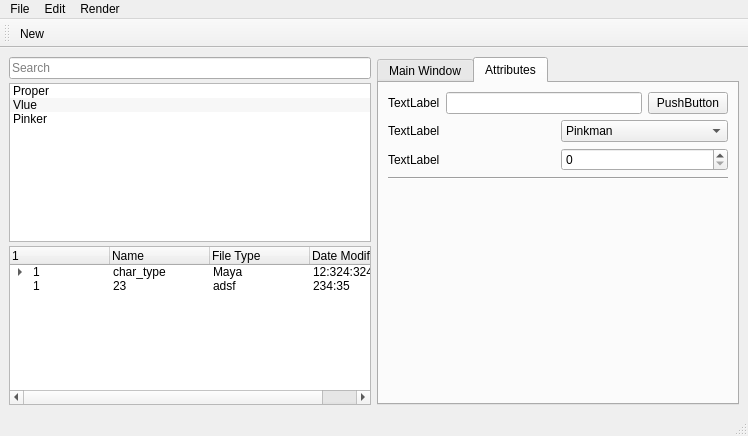
Before: the Qt Designer form app/ui/mainwindow.ui in deepakxyz/qt-resources, drawn with Qt 5.
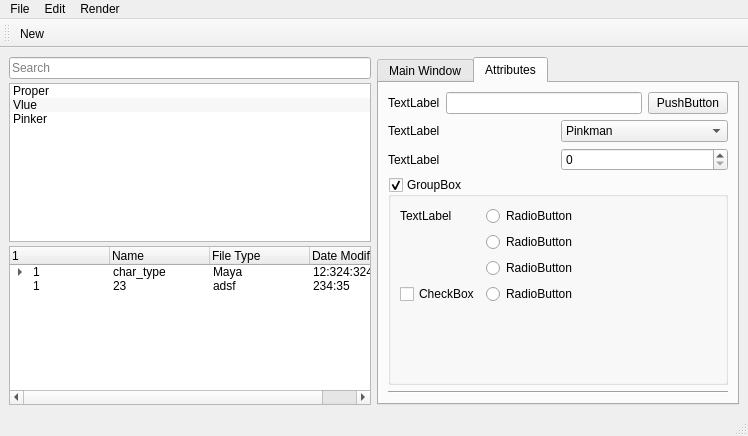
After: the same form once the commit is applied.

```diff
--- a/app/ui/mainwindow.ui
+++ b/app/ui/mainwindow.ui
@@ -224,31 +224,70 @@
           </item>
          </layout>
         </item>
+        <item>
+         <widget class="QGroupBox" name="groupBox">
+          <property name="title">
+           <string>GroupBox</string>
+          </property>
+          <property name="checkable">
+           <bool>true</bool>
+          </property>
+          <property name="checked">
+           <bool>true</bool>
+          </property>
+          <layout class="QFormLayout" name="formLayout">
+           <item row="0" column="0">
+            <widget class="QLabel" name="label_4">
+             <property name="text">
+              <string>TextLabel</string>
+             </property>
+            </widget>
+           </item>
+           <item row="0" column="1">
+            <widget class="QRadioButton" name="radioButton">
+             <property name="text">
+              <string>RadioButton</string>
+             </property>
+            </widget>
+           </item>
+           <item row="1" column="1">
+            <widget class="QRadioButton" name="radioButton_2">
+             <property name="text">
+              <string>RadioButton</string>
+             </property>
+            </widget>
+           </item>
+           <item row="2" column="1">
+            <widget class="QRadioButton" name="radioButton_3">
+             <property name="text">
+              <string>RadioButton</string>
+             </property>
+            </widget>
+           </item>
+           <item row="3" column="1">
+            <widget class="QRadioButton" name="radioButton_4">
+             <property name="text">
+              <string>RadioButton</string>
+             </property>
+            </widget>
+           </item>
+           <item row="3" column="0">
+            <widget class="QCheckBox" name="checkBox">
+             <property name="text">
+              <string>CheckBox</string>
+             </property>
+            </widget>
+           </item>
+          </layout>
+         </widget>
+        </item>
         <item>
          <widget class="Line" name="line">
-          <property name="styleSheet">
-           <string notr="true">Line {
-background:red;
-}</string>
-          </property>
           <property name="orientation">
            <enum>Qt::Horizontal</enum>
           </property>
          </widget>
         </item>
-        <item>
-         <spacer name="verticalSpacer">
-          <property name="orientation">
-           <enum>Qt::Vertical</enum>
-          </property>
-          <property name="sizeHint" stdset="0">
-           <size>
-            <width>20</width>
-            <height>40</height>
-           </size>
-          </property>
-         </spacer>
-        </item>
        </layout>
       </widget>
      </widget>
```
Left out of the diff: 2 changed lines with no effect on the pictures.
